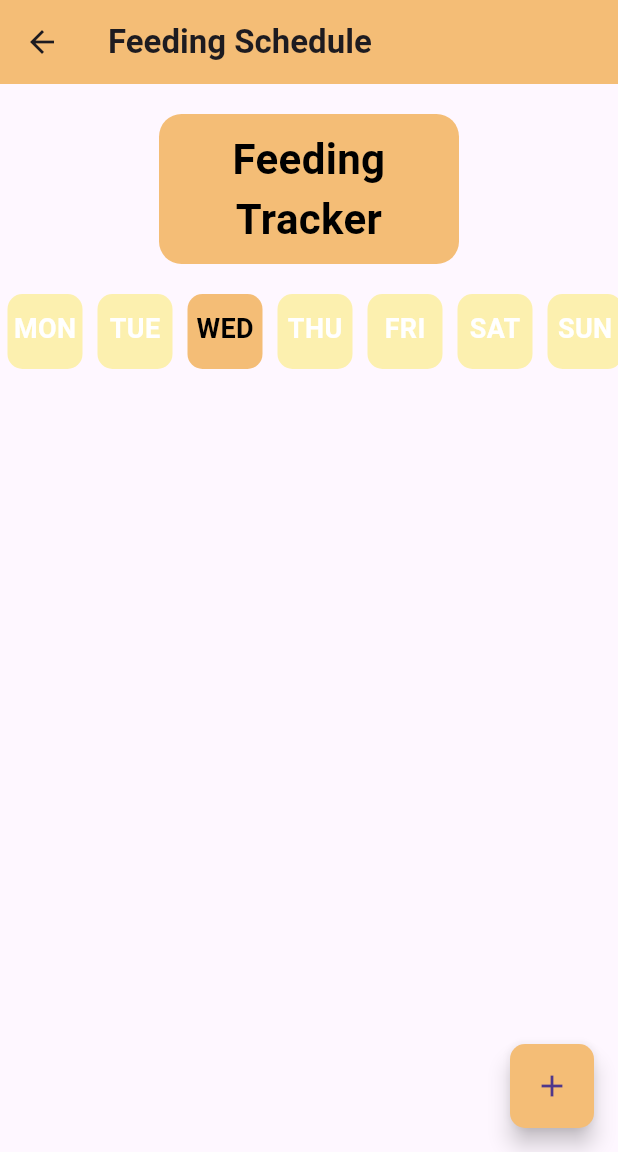
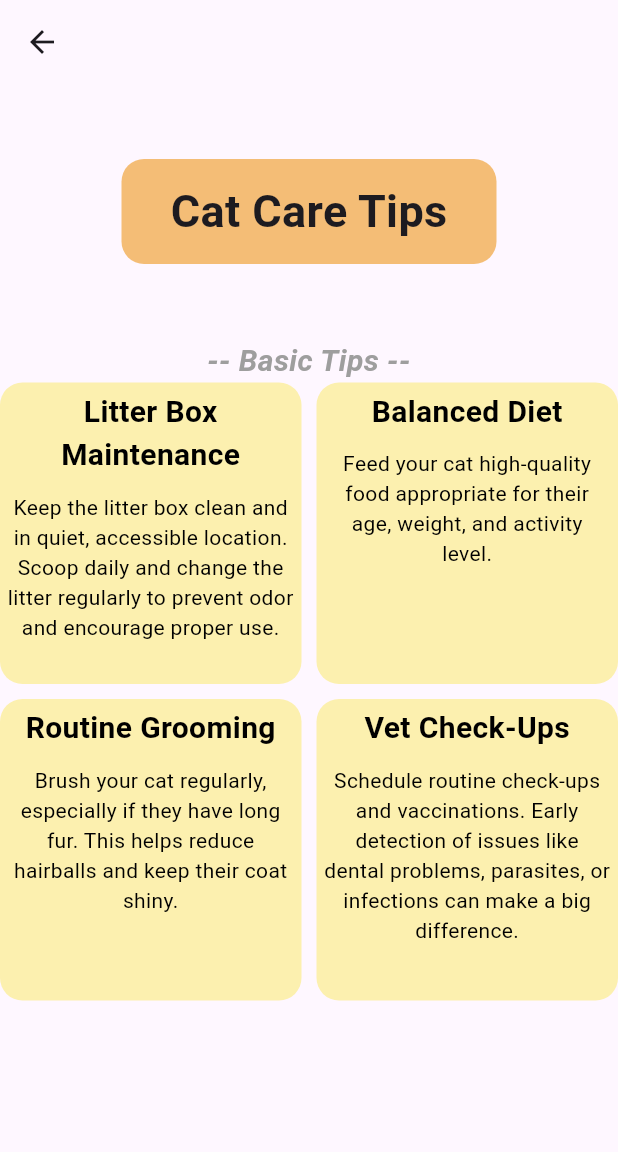
Before and after one commit to Evelyyn-14/PetCareApp, a Flutter app: the screen it shows after launch, on a phone screen of 412 x 824 dp, the part 84-1236 px from its top. Run offline on Flutter 3.47's test engine with Material 3 defaults, Android fonts, the phone set to English and light mode, and no system bars; our stand-ins replace sqflite; accounts and stored records are empty.

Commit message:
added a test branch for screen care

```diff
--- /dev/null
+++ b/lib/ care_screen.dart
@@ -0,0 +1,117 @@
+import 'package:flutter/material.dart';
+
+class CareScreen extends StatefulWidget {
+  const CareScreen({super.key});
+
+  @override
+  State<CareScreen> createState() => _CareScreenState();
+}
+
+class _CareScreenState extends State<CareScreen> {
+  @override
+  Widget build(BuildContext context) {
+    return Scaffold(
+      appBar: AppBar(
+        leading: IconButton(
+          icon: Icon(Icons.arrow_back),
+          onPressed: () => Null
+        )
+      ),
+      body: Column(
+        children: [
+          Align(
+            alignment: Alignment.topCenter,
+            child: Container(
+              margin: EdgeInsets.only(top: 50),
+              width: 250,
+              height: 70,
+              decoration: BoxDecoration(
+                color: const Color.fromARGB(255, 244, 189, 118),
+                borderRadius: BorderRadius.circular(15),
+              ),
+              child: Center(
+                child: Text(
+                  'Cat Care Tips',
+                  style: TextStyle(
+                    fontSize: 30,
+                    fontWeight: FontWeight.bold,
+                  ),
+                ),
+              ),
+            ),
+          ),
+          SizedBox(height: 50),
+          Text(
+            '-- Basic Tips --',
+            style: TextStyle(
+              fontSize: 20,
+              fontWeight: FontWeight.bold,
+              fontStyle: FontStyle.italic,
+              color: Colors.grey,
+            ),
+            textAlign: TextAlign.center,
+          ),
+          Expanded(
+            child: GridView.builder(
+              gridDelegate: SliverGridDelegateWithFixedCrossAxisCount(
+                crossAxisCount: 2,
+                crossAxisSpacing: 10,
+                mainAxisSpacing: 10,
+              ),
+              itemCount: 4,
+              itemBuilder: (context, index) {
+                final List<Map<String, String>> tips = [
+                  {
+                    "heading": "Litter Box Maintenance",
+                    "paragraph": "Keep the litter box clean and in quiet, accessible location. Scoop daily and change the litter regularly to prevent odor and encourage proper use."
+                  },
+                  {
+                    "heading": "Balanced Diet",
+                    "paragraph": "Feed your cat high-quality food appropriate for their age, weight, and activity level."
+                  },
+                  {
+                    "heading": "Routine Grooming",
+                    "paragraph": "Brush your cat regularly, especially if they have long fur. This helps reduce hairballs and keep their coat shiny."
+                  },
+                  {
+                    "heading": "Vet Check-Ups",
+                    "paragraph": "Schedule routine check-ups and vaccinations. Early detection of issues like dental problems, parasites, or infections can make a big difference."
+                  },
+                ];
+                return Container(
+                  decoration: BoxDecoration(
+                    color: Color.fromARGB(228, 252, 239, 165),
+                    borderRadius: BorderRadius.circular(15),
+                  ),
+                  padding: const EdgeInsets.all(5.0),
+                  child: Column(
+                    children: [
+                      Text(
+                        tips[index]["heading"]!,
+                        style: TextStyle(
+                          fontSize: 20,
+                          fontWeight: FontWeight.bold,
+                          color: Colors.black,
+                        ),
+                        textAlign: TextAlign.center,
+                      ),
+                      SizedBox(height: 10),
+                      Text(
+                        tips[index]["paragraph"]!,
+                        style: TextStyle(
+                          fontSize: 14,
+                          color: Colors.black,
+                        ),
+                        textAlign: TextAlign.center,
+                      ),
+                    ],
+                  ),
+                );
+              },
+            ),
+          ),
+        ],
+      ),
+    );
+  }
+}
--- a/lib/main.dart
+++ b/lib/main.dart
@@ -1,7 +1,9 @@
 import 'package:flutter/material.dart';
+import 'package:pet_care_app/%20care_screen.dart';
 import 'package:pet_care_app/feeding_screen.dart';
 import 'package:pet_care_app/welcome_screen.dart';
 import 'package:pet_care_app/setting_screen.dart';
+import 'package:pet_care_app/database_helper.dart';
 
 void main() {
   runApp(MyApp());
@@ -18,7 +20,7 @@ class MyApp extends StatelessWidget {
         appBar: AppBar(
           title: Text('Pet Care App'),
         ),
-        body: FeedingScreen()
+        body: CareScreen()
         // body: WelcomeScreen(),
       ),
       routes: {
```
Also changed, not shown: 1 other file.
